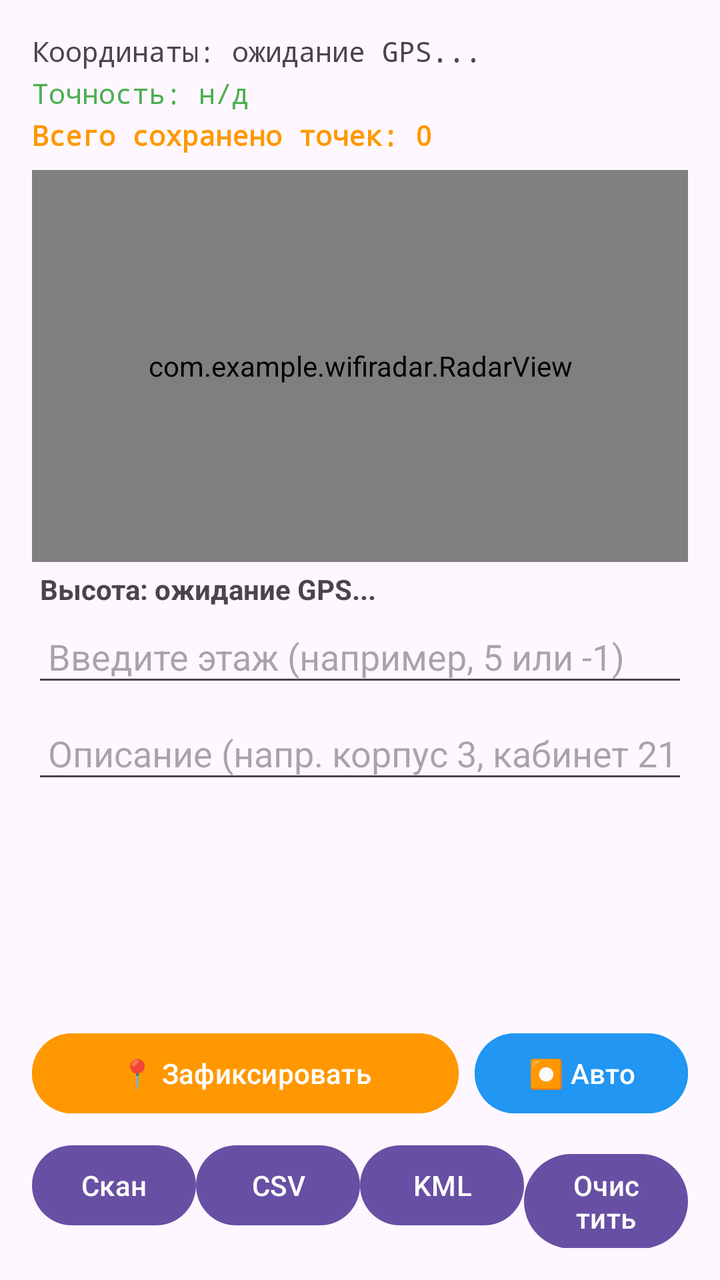
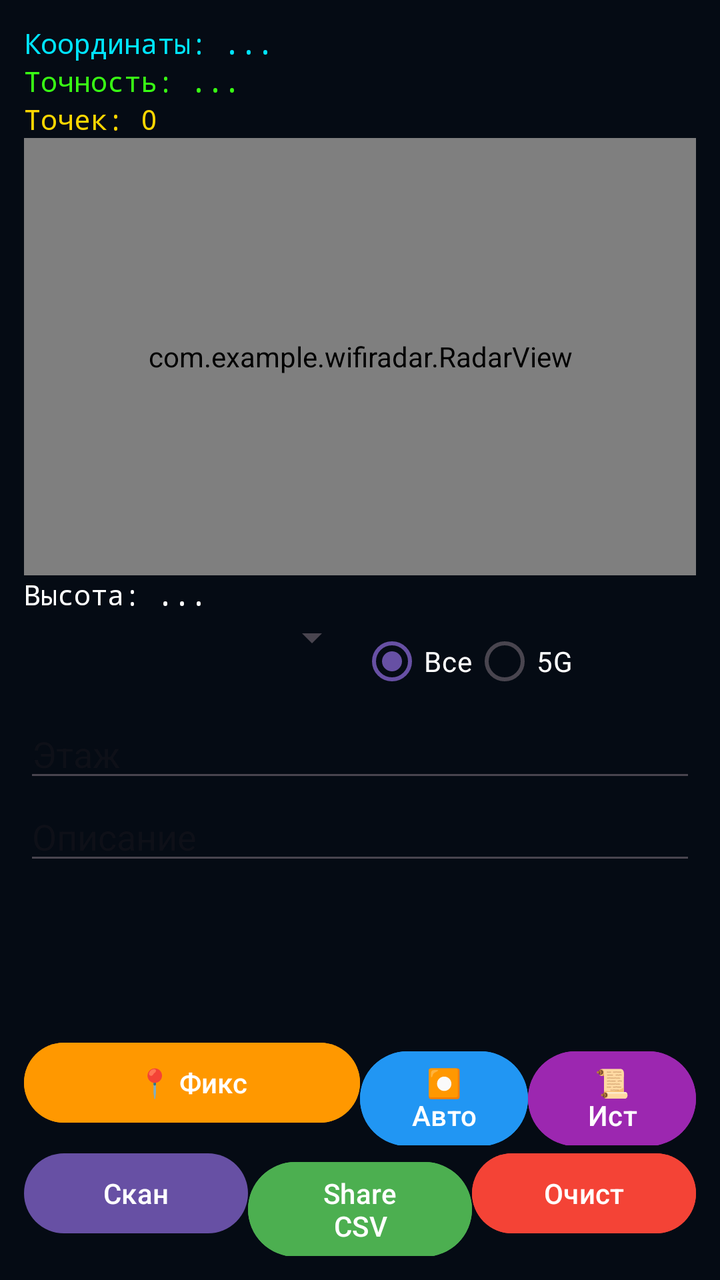

The first picture is an Android layout as it rendered before a commit; the second is the same layout after the commit. The layout source and the unified diff follow.
<!-- AndroidManifest.xml: application theme Theme.WifiRadar -->
<!-- res/layout/activity_main.xml -->
<?xml version="1.0" encoding="utf-8"?>

<LinearLayout xmlns:android="http://schemas.android.com/apk/res/android"
    android:layout_width="match_parent"
    android:layout_height="match_parent"
    android:orientation="vertical"
    android:padding="16dp">

    <TextView
        android:id="@+id/tvLocation"
        android:layout_width="match_parent"
        android:layout_height="wrap_content"
        android:text="Координаты: ожидание GPS..."
        android:textSize="14sp"
        android:fontFamily="monospace"
        android:paddingBottom="2dp"/>

    <TextView
        android:id="@+id/tvAccuracy"
        android:layout_width="match_parent"
        android:layout_height="wrap_content"
        android:text="Точность: н/д"
        android:textSize="14sp"
        android:textColor="#4CAF50"
        android:fontFamily="monospace"
        android:paddingBottom="2dp"/>

    
    <TextView
        android:id="@+id/tvPointsCount"
        android:layout_width="match_parent"
        android:layout_height="wrap_content"
        android:text="Всего сохранено точек: 0"
        android:textSize="14sp"
        android:textColor="#FF9800"
        android:textStyle="bold"
        android:fontFamily="monospace"
        android:paddingBottom="8dp"/>

    <com.example.wifiradar.RadarView
        android:id="@+id/radarView"
        android:layout_width="match_parent"
        android:layout_height="0dp"
        android:layout_weight="1" />

    <TextView
        android:id="@+id/tvAltitude"
        android:layout_width="match_parent"
        android:layout_height="wrap_content"
        android:text="Высота: ожидание GPS..."
        android:textSize="14sp"
        android:textStyle="bold"
        android:padding="4dp" />

    <EditText
        android:id="@+id/etFloor"
        android:layout_width="match_parent"
        android:layout_height="wrap_content"
        android:hint="Введите этаж (например, 5 или -1)"
        android:inputType="numberSigned"
        android:padding="8dp"
        android:layout_marginBottom="8dp"/>

    <EditText
        android:id="@+id/etDescription"
        android:layout_width="match_parent"
        android:layout_height="wrap_content"
        android:hint="Описание (напр. корпус 3, кабинет 211)"
        android:inputType="text"
        android:padding="8dp"
        android:layout_marginBottom="8dp"/>

    <ScrollView
        android:layout_width="match_parent"
        android:layout_height="100dp"
        android:layout_marginBottom="8dp">
        <TextView
            android:id="@+id/tvNetworks"
            android:layout_width="match_parent"
            android:layout_height="wrap_content"
            android:textSize="12sp"
            android:fontFamily="monospace" />
    </ScrollView>

    <LinearLayout
        android:layout_width="match_parent"
        android:layout_height="wrap_content"
        android:orientation="horizontal"
        android:layout_marginBottom="8dp">
        
        <Button
            android:id="@+id/btnMarkPoint"
            android:layout_width="0dp"
            android:layout_weight="2"
            android:layout_height="wrap_content"
            android:text="📍 Зафиксировать"
            android:backgroundTint="#FF9800"
            android:textColor="#FFFFFF"
            android:layout_marginEnd="8dp"/>

        <Button
            android:id="@+id/btnAutoRecord"
            android:layout_width="0dp"
            android:layout_weight="1"
            android:layout_height="wrap_content"
            android:text="⏺ Авто"
            android:backgroundTint="#2196F3"
            android:textColor="#FFFFFF"/>
    </LinearLayout>

    <LinearLayout
        android:layout_width="match_parent"
        android:layout_height="wrap_content"
        android:orientation="horizontal">
        <Button android:id="@+id/btnScan" android:layout_width="0dp" android:layout_weight="1" android:layout_height="wrap_content" android:text="Скан" />
        <Button android:id="@+id/btnExportCsv" android:layout_width="0dp" android:layout_weight="1" android:layout_height="wrap_content" android:text="CSV" />
        <Button android:id="@+id/btnExportKml" android:layout_width="0dp" android:layout_weight="1" android:layout_height="wrap_content" android:text="KML" />
        <Button android:id="@+id/btnClear" android:layout_width="0dp" android:layout_weight="1" android:layout_height="wrap_content" android:text="Очистить" />
    </LinearLayout>
</LinearLayout>
<!-- resources referenced by this layout -->
<resources>
  <style name="Theme.WifiRadar" parent="Theme.Material3.DayNight" />
</resources>

<!-- the commit's change to res/layout/activity_main.xml (unified diff, before → after) -->
@@ -4,117 +4,48 @@
     android:layout_width="match_parent"
     android:layout_height="match_parent"
     android:orientation="vertical"
-    android:padding="16dp">
+    android:padding="12dp"
+    android:background="#050B14">
 
-    <TextView
-        android:id="@+id/tvLocation"
-        android:layout_width="match_parent"
-        android:layout_height="wrap_content"
-        android:text="Координаты: ожидание GPS..."
-        android:textSize="14sp"
-        android:fontFamily="monospace"
-        android:paddingBottom="2dp"/>
-
-    <TextView
-        android:id="@+id/tvAccuracy"
-        android:layout_width="match_parent"
-        android:layout_height="wrap_content"
-        android:text="Точность: н/д"
-        android:textSize="14sp"
-        android:textColor="#4CAF50"
-        android:fontFamily="monospace"
-        android:paddingBottom="2dp"/>
+    <TextView android:id="@+id/tvLocation" android:layout_width="match_parent" android:layout_height="wrap_content" android:text="Координаты: ..." android:textColor="#00E5FF" android:fontFamily="monospace" />
+    <TextView android:id="@+id/tvAccuracy" android:layout_width="match_parent" android:layout_height="wrap_content" android:text="Точность: ..." android:textColor="#39FF14" android:fontFamily="monospace" />
+    <TextView android:id="@+id/tvPointsCount" android:layout_width="match_parent" android:layout_height="wrap_content" android:text="Точек: 0" android:textColor="#FFD700" android:fontFamily="monospace" />
 
     
-    <TextView
-        android:id="@+id/tvPointsCount"
-        android:layout_width="match_parent"
-        android:layout_height="wrap_content"
-        android:text="Всего сохранено точек: 0"
-        android:textSize="14sp"
-        android:textColor="#FF9800"
-        android:textStyle="bold"
-        android:fontFamily="monospace"
-        android:paddingBottom="8dp"/>
-
     <com.example.wifiradar.RadarView
         android:id="@+id/radarView"
         android:layout_width="match_parent"
         android:layout_height="0dp"
         android:layout_weight="1" />
 
-    <TextView
-        android:id="@+id/tvAltitude"
-        android:layout_width="match_parent"
-        android:layout_height="wrap_content"
-        android:text="Высота: ожидание GPS..."
-        android:textSize="14sp"
-        android:textStyle="bold"
-        android:padding="4dp" />
+    <TextView android:id="@+id/tvAltitude" android:layout_width="match_parent" android:layout_height="wrap_content" android:text="Высота: ..." android:textColor="#FFFFFF" android:fontFamily="monospace" />
 
-    <EditText
-        android:id="@+id/etFloor"
-        android:layout_width="match_parent"
-        android:layout_height="wrap_content"
-        android:hint="Введите этаж (например, 5 или -1)"
-        android:inputType="numberSigned"
-        android:padding="8dp"
-        android:layout_marginBottom="8dp"/>
+    
+    <LinearLayout android:layout_width="match_parent" android:layout_height="wrap_content" android:orientation="horizontal">
+        <Spinner android:id="@+id/spinnerEnvironment" android:layout_width="0dp" android:layout_weight="1" android:layout_height="wrap_content" android:entries="@array/environments" />
+        <RadioGroup android:id="@+id/rgFrequency" android:layout_width="0dp" android:layout_weight="1" android:layout_height="wrap_content" android:orientation="horizontal">
+            <RadioButton android:id="@+id/rbAll" android:layout_width="wrap_content" android:layout_height="wrap_content" android:text="Все" android:textColor="#FFF" android:checked="true"/>
+            <RadioButton android:id="@+id/rb5G" android:layout_width="wrap_content" android:layout_height="wrap_content" android:text="5G" android:textColor="#FFF"/>
+        </RadioGroup>
+    </LinearLayout>
 
-    <EditText
-        android:id="@+id/etDescription"
-        android:layout_width="match_parent"
-        android:layout_height="wrap_content"
-        android:hint="Описание (напр. корпус 3, кабинет 211)"
-        android:inputType="text"
-        android:padding="8dp"
-        android:layout_marginBottom="8dp"/>
+    <EditText android:id="@+id/etFloor" android:layout_width="match_parent" android:layout_height="wrap_content" android:hint="Этаж" android:inputType="numberSigned" android:textColor="#FFF" />
+    <EditText android:id="@+id/etDescription" android:layout_width="match_parent" android:layout_height="wrap_content" android:hint="Описание" android:textColor="#FFF" />
 
-    <ScrollView
-        android:layout_width="match_parent"
-        android:layout_height="100dp"
-        android:layout_marginBottom="8dp">
-        <TextView
-            android:id="@+id/tvNetworks"
-            android:layout_width="match_parent"
-            android:layout_height="wrap_content"
-            android:textSize="12sp"
-            android:fontFamily="monospace" />
+    <ScrollView android:layout_width="match_parent" android:layout_height="80dp">
+        <TextView android:id="@+id/tvNetworks" android:layout_width="match_parent" android:layout_height="wrap_content" android:textColor="#B0BEC5" android:textSize="11sp" android:fontFamily="monospace"/>
     </ScrollView>
 
-    <LinearLayout
-        android:layout_width="match_parent"
-        android:layout_height="wrap_content"
-        android:orientation="horizontal"
-        android:layout_marginBottom="8dp">
-        
-        <Button
-            android:id="@+id/btnMarkPoint"
-            android:layout_width="0dp"
-            android:layout_weight="2"
-            android:layout_height="wrap_content"
-            android:text="📍 Зафиксировать"
-            android:backgroundTint="#FF9800"
-            android:textColor="#FFFFFF"
-            android:layout_marginEnd="8dp"/>
-
-        <Button
-            android:id="@+id/btnAutoRecord"
-            android:layout_width="0dp"
-            android:layout_weight="1"
-            android:layout_height="wrap_content"
-            android:text="⏺ Авто"
-            android:backgroundTint="#2196F3"
-            android:textColor="#FFFFFF"/>
+    
+    <LinearLayout android:layout_width="match_parent" android:layout_height="wrap_content" android:orientation="horizontal">
+        <Button android:id="@+id/btnMarkPoint" android:layout_width="0dp" android:layout_weight="2" android:layout_height="wrap_content" android:text="📍 Фикс" android:backgroundTint="#FF9800" android:textColor="#FFF"/>
+        <Button android:id="@+id/btnAutoRecord" android:layout_width="0dp" android:layout_weight="1" android:layout_height="wrap_content" android:text="⏺ Авто" android:backgroundTint="#2196F3" android:textColor="#FFF"/>
+        <Button android:id="@+id/btnHistory" android:layout_width="0dp" android:layout_weight="1" android:layout_height="wrap_content" android:text="📜 Ист" android:backgroundTint="#9C27B0" android:textColor="#FFF"/>
     </LinearLayout>
 
-    <LinearLayout
-        android:layout_width="match_parent"
-        android:layout_height="wrap_content"
-        android:orientation="horizontal">
+    <LinearLayout android:layout_width="match_parent" android:layout_height="wrap_content" android:orientation="horizontal">
         <Button android:id="@+id/btnScan" android:layout_width="0dp" android:layout_weight="1" android:layout_height="wrap_content" android:text="Скан" />
-        <Button android:id="@+id/btnExportCsv" android:layout_width="0dp" android:layout_weight="1" android:layout_height="wrap_content" android:text="CSV" />
-        <Button android:id="@+id/btnExportKml" android:layout_width="0dp" android:layout_weight="1" android:layout_height="wrap_content" android:text="KML" />
-        <Button android:id="@+id/btnClear" android:layout_width="0dp" android:layout_weight="1" android:layout_height="wrap_content" android:text="Очистить" />
+        <Button android:id="@+id/btnShareCsv" android:layout_width="0dp" android:layout_weight="1" android:layout_height="wrap_content" android:text="Share CSV" android:backgroundTint="#4CAF50"/>
+        <Button android:id="@+id/btnClear" android:layout_width="0dp" android:layout_weight="1" android:layout_height="wrap_content" android:text="Очист" android:backgroundTint="#F44336"/>
     </LinearLayout>
 </LinearLayout>
